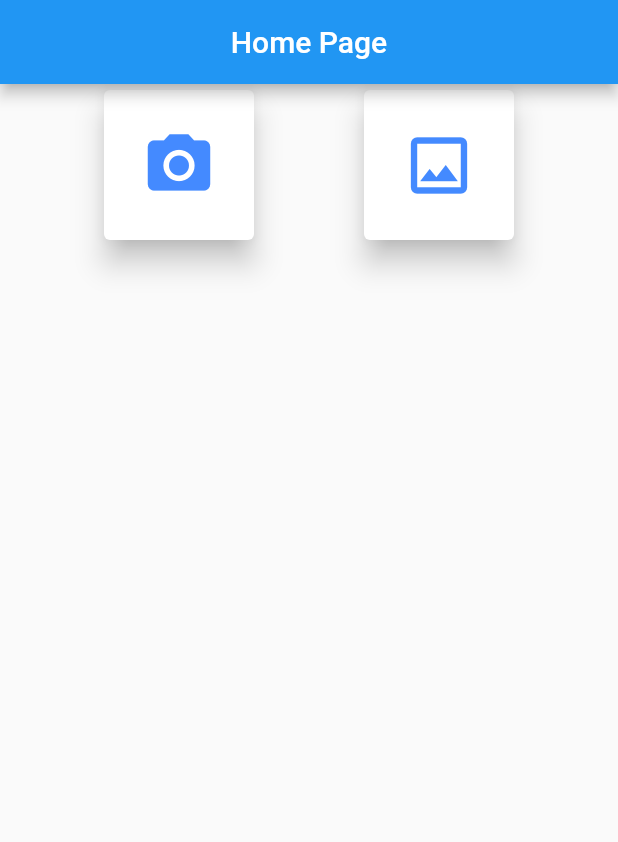
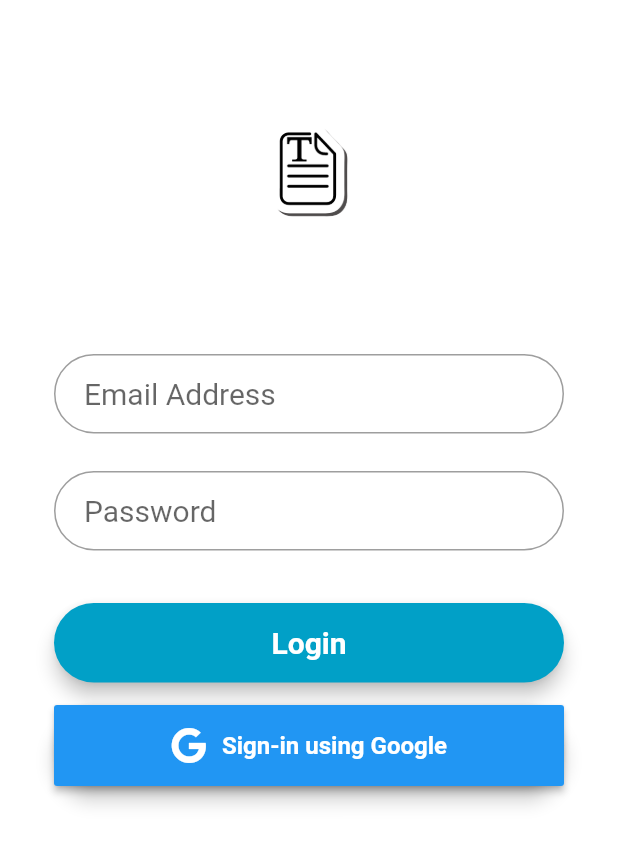
Before and after one commit to arungovindm2001/digitizing-prescriptions, a Flutter app: the screen it shows after launch, on a phone screen of 412 x 824 dp. Shown: the top 842 px of the screen. Run offline on Flutter 3.47's test engine with Material 2 defaults, Android fonts, the phone set to English and light mode, and no system bars; our stand-ins replace camera, firebase_auth, font_awesome_flutter, google_sign_in, image_picker, pdf and 1 more; missing offline and left inert: firebase_ml_vision; accounts and stored records are empty; Roboto replaces fonts that are missing (Montserrat).

Commit message:
Implement google sign in

```diff
--- a/lib/home.dart
+++ b/lib/home.dart
@@ -3,28 +3,33 @@ import 'dart:io';
 import 'package:flutter/material.dart';
 import 'package:digitizing_prescriptions/camera.dart';
 import 'package:digitizing_prescriptions/textRecognize.dart';
+import './sign-in.dart';
 import 'package:image_picker/image_picker.dart';
+import 'package:google_sign_in/google_sign_in.dart';
 
-class MyApp extends StatelessWidget {
-  @override
-  Widget build(BuildContext context) {
-    return MaterialApp(
-      debugShowCheckedModeBanner: false,
-      home: HomeScreen(),
-    );
-  }
-}
-
-//imported google's material design library
 class HomeScreen extends StatelessWidget {
   @override
   Widget build(BuildContext context) {
     return Scaffold(
       appBar: AppBar(
         title: Text('Home Page'),
-        centerTitle: true,
+        actions: <Widget>[
+          Padding(
+            padding: EdgeInsets.only(right: 20.0),
+            child: IconButton(
+              onPressed: () async {
+                await MyHomePage().signOutGoogle;
+                Navigator.of(context).pushReplacement(MaterialPageRoute(
+                builder: (context) {
+                  return MyHomePage();
+                  },),);
+              },
+              icon: Icon(Icons.exit_to_app),
+              ),
+            )
+        ],
       ), //AppBar
-      body:Row(
+      body: Row(
           mainAxisAlignment: MainAxisAlignment.spaceEvenly,
           children: <Widget>[
             Card(
@@ -39,8 +44,11 @@ class HomeScreen extends StatelessWidget {
                 },
                 child: Container(
                   child: Center(
-                child: Icon(Icons.camera_alt,color: Colors.blueAccent, size: 50,)
-                ),
+                      child: Icon(
+                    Icons.camera_alt,
+                    color: Colors.blueAccent,
+                    size: 50,
+                  )),
                   width: 100.0,
                   height: 100.0,
                 ),
@@ -52,6 +60,7 @@ class HomeScreen extends StatelessWidget {
                 splashColor: Colors.blue.withAlpha(30),
                 onTap: () async {
                   File awaitImage =
+                      // ignore: deprecated_member_use
                       await ImagePicker.pickImage(source: ImageSource.gallery);
                   String image = awaitImage.path;
                   print(image);
@@ -64,18 +73,17 @@ class HomeScreen extends StatelessWidget {
                 },
                 child: Container(
                   child: Center(
-                child: Icon(Icons.image_outlined,
+                      child: Icon(
+                    Icons.image_outlined,
                     color: Colors.blueAccent,
                     size: 50,
-                  )
-              ),
+                  )),
                   width: 100.0,
                   height: 100.0,
                 ),
               ),
             ),
-      ]
-      ),
+          ]),
     );
   }
 }
--- a/lib/main.dart
+++ b/lib/main.dart
@@ -1,7 +1,17 @@
-import 'package:digitizing_prescriptions/home.dart';
+import 'package:digitizing_prescriptions/sign-in.dart';
 
 import 'package:flutter/material.dart';
 
 void main() {
   runApp(MyApp());
 }
+
+class MyApp extends StatelessWidget {
+  @override
+  Widget build(BuildContext context) {
+    return MaterialApp(
+      debugShowCheckedModeBanner: false,
+      home: MyHomePage(),
+    );
+  }
+}
--- /dev/null
+++ b/lib/sign-in.dart
@@ -0,0 +1,143 @@
+import 'package:flutter/material.dart';
+import 'package:font_awesome_flutter/font_awesome_flutter.dart';
+import 'package:firebase_auth/firebase_auth.dart';
+import 'package:google_sign_in/google_sign_in.dart';
+
+import 'package:digitizing_prescriptions/home.dart';
+
+final FirebaseAuth firebaseAuth = FirebaseAuth.instance;
+final GoogleSignIn googleSignIn = GoogleSignIn();
+
+class MyHomePage extends StatelessWidget {
+  TextStyle style = TextStyle(fontFamily: 'Montserrat', fontSize: 20.0);
+
+  @override
+  Widget build(BuildContext context) {
+    final emailField = TextField(
+      style: style,
+      decoration: InputDecoration(
+          contentPadding: EdgeInsets.fromLTRB(20.0, 15.0, 20.0, 15.0),
+          hintText: "Email Address",
+          border:
+              OutlineInputBorder(borderRadius: BorderRadius.circular(32.0))),
+    );
+
+    final passwordField = TextField(
+      obscureText: true,
+      style: style,
+      decoration: InputDecoration(
+          contentPadding: EdgeInsets.fromLTRB(20.0, 15.0, 20.0, 15.0),
+          hintText: "Password",
+          border:
+              OutlineInputBorder(borderRadius: BorderRadius.circular(32.0))),
+    );
+    final login = Material(
+          elevation: 5.0,
+          borderRadius: BorderRadius.circular(30.0),
+          color: Color(0xff01A0C7),
+          child: MaterialButton(
+            minWidth: MediaQuery.of(context).size.width,
+            padding: EdgeInsets.fromLTRB(20.0, 15.0, 20.0, 15.0),
+            onPressed: () {},
+            child: Text("Login",
+                textAlign: TextAlign.center,
+                style: style.copyWith(
+                    color: Colors.white, fontWeight: FontWeight.bold)),
+          ),
+        );
+
+    final loginButton = Material(
+          elevation: 5.0,
+          borderRadius: BorderRadius.circular(30.0),
+          color: Color(0xff01A0C7),
+          child: MaterialButton(
+                  minWidth: MediaQuery.of(context).size.width,
+                  padding: EdgeInsets.fromLTRB(20.0, 15.0, 20.0, 15.0),
+                  onPressed: () {
+                    try {
+                      signInWithGoogle;
+                    }  on Exception {
+                      ScaffoldMessenger.of(context)
+                  .showSnackBar(SnackBar(content: Text('Error occured while trying to sign in')));
+                      return;
+                    }
+                    ScaffoldMessenger.of(context)
+                  .showSnackBar(SnackBar(content: Text('Sign in succeeded')));
+                    Navigator.of(context).pushReplacement(MaterialPageRoute(
+                      builder: (context) {
+                        return HomeScreen();
+                        },),);
+                  },
+                  color: Colors.blue,
+                  child: Row(
+                    mainAxisAlignment: MainAxisAlignment.center,
+                    children: <Widget>[
+                      Icon(FontAwesomeIcons.google),
+                      SizedBox(width: 10),
+                      Text('Sign-in using Google',
+                          style:TextStyle(color: Colors.white, fontSize: 16, fontWeight: FontWeight.bold)),
+                    ],
+                  ),
+                  textColor: Colors.white,
+                ),
+    );
+
+    return Scaffold(
+      body: SingleChildScrollView(
+      child: Center(
+        child: Container(
+          color: Colors.white,
+          child: Padding(
+            padding: const EdgeInsets.all(36.0),
+            child: Column(
+              crossAxisAlignment: CrossAxisAlignment.center,
+              mainAxisAlignment: MainAxisAlignment.center,
+              children: <Widget>[
+                SizedBox(
+                      height: 155.0,
+                      child: Image.asset(
+                        "assets/logo.png",
+                        fit: BoxFit.contain,
+                      ),
+                    ),
+                SizedBox(height: 45.0),
+                emailField,
+                SizedBox(height: 25.0),
+                passwordField,
+                SizedBox(
+                  height: 35.0,
+                ),
+                login,
+                SizedBox(
+                  height: 15.0,
+                ),
+                loginButton,
+                SizedBox(
+                  height: 15.0,
+                ),
+              ],
+            ),
+          ),
+        ),
+      ),
+    )
+    );
+  }
+
+  Future<String> signInWithGoogle() async {
+    final GoogleSignInAccount googleUser = await googleSignIn.signIn();
+    final GoogleSignInAuthentication googleAuth = await googleUser.authentication;
+    final AuthCredential credential = GoogleAuthProvider.getCredential(idToken:googleAuth.idToken, accessToken:googleAuth.accessToken);
+    final AuthResult authResult = await firebaseAuth.signInWithCredential(credential);
+    final FirebaseUser user = authResult.user;
+    assert(!user.isAnonymous);
+    assert(await user.getIdToken() != null);
+    final FirebaseUser currentUser = await firebaseAuth.currentUser();
+    assert(user.uid == currentUser.uid);
+    return 'signInWithGoogle succeeded: $user';
+  }
+
+  void signOutGoogle() async {
+    await googleSignIn.signOut();
+  }
+}
--- a/lib/textRecognize.dart
+++ b/lib/textRecognize.dart
@@ -7,6 +7,9 @@ import 'package:pdf/pdf.dart';
 import 'package:pdf/widgets.dart' as pw;
 import 'package:path_provider/path_provider.dart';
 import 'package:firebase_ml_vision/firebase_ml_vision.dart';
+// import 'package:firebase_core/firebase_core.dart' as firebase_core;
+// import 'package:firebase_storage/firebase_storage.dart' as firebase_storage;
+// import 'package:permission_handler/permission_handler.dart';
 
 import 'dart:io';
 import 'dart:ui';
@@ -58,6 +61,18 @@ class _DetailScreenState extends State<DetailScreen> {
     }
   }
 
+  // Future<void> uploadFile(String filePath, String fileName) async {
+  //   File file = File(filePath);
+
+  //   try {
+  //     await firebase_storage.FirebaseStorage.instance
+  //         .ref('pdfs/$fileName.pdf')
+  //         .putFile(file);
+  //   } on firebase_core.FirebaseException catch (e) {
+  //     print(e);
+  //   }
+  // }
+
   Future<void> _getImageSize(File imageFile) async {
     final Completer<Size> completer = Completer<Size>();
 
@@ -86,14 +101,14 @@ class _DetailScreenState extends State<DetailScreen> {
   @override
   Widget build(BuildContext context) {
     return Scaffold(
-      appBar: AppBar(
-        title: Text(" "),
-        actions: <Widget>[
+      appBar: AppBar(title: Text(" "), actions: <Widget>[
         IconButton(
           icon: Icon(Icons.copy),
           onPressed: () {
-            Clipboard.setData(new ClipboardData(text: recognizedText  )).then((_) {
-              ScaffoldMessenger.of(context).showSnackBar(SnackBar(content: Text('Copied to clipboard')));
+            Clipboard.setData(new ClipboardData(text: recognizedText))
+                .then((_) {
+              ScaffoldMessenger.of(context)
+                  .showSnackBar(SnackBar(content: Text('Copied to clipboard')));
             });
           },
         ),
@@ -105,7 +120,7 @@ class _DetailScreenState extends State<DetailScreen> {
         ),
         IconButton(
           icon: Icon(Icons.picture_as_pdf_outlined),
-          onPressed: () async{
+          onPressed: () async {
             String dateTime = DateFormat.yMMMd()
                 .addPattern('-')
                 .add_Hms()
@@ -120,16 +135,17 @@ class _DetailScreenState extends State<DetailScreen> {
                 build: (pw.Context context) {
                   return (pw.Text(recognizedText));
                 }));
-                final output = await getApplicationDocumentsDirectory();
-                final file = File("${output.path}/$formattedDateTime.pdf");
-                await file.writeAsBytes(await pdf.save());
-                Share.shareFiles(["${output.path}/$formattedDateTime.pdf"]);
+            final output = await getApplicationDocumentsDirectory();
+            final file = File("${output.path}/$formattedDateTime.pdf");
+            await file.writeAsBytes(await pdf.save());
+
+            // await uploadFile(
+            //     "${output.path}/$formattedDateTime.pdf", formattedDateTime);
+            Share.shareFiles(["${output.path}/$formattedDateTime.pdf"]);
           },
         ),
-      ]
-      ),
-      body:
-      _imageSize != null
+      ]),
+      body: _imageSize != null
           ? Container(
               child: SingleChildScrollView(
                 child: Align(
```
Also changed, not shown: pubspec.yaml (+8 -5 lines), assets/google_logo.png (added), assets/logo.png (added), fonts/Montserrat-Regular.ttf (added), pubspec.lock, 4 other files. Lines whose indentation alone changed are shown as unchanged.
